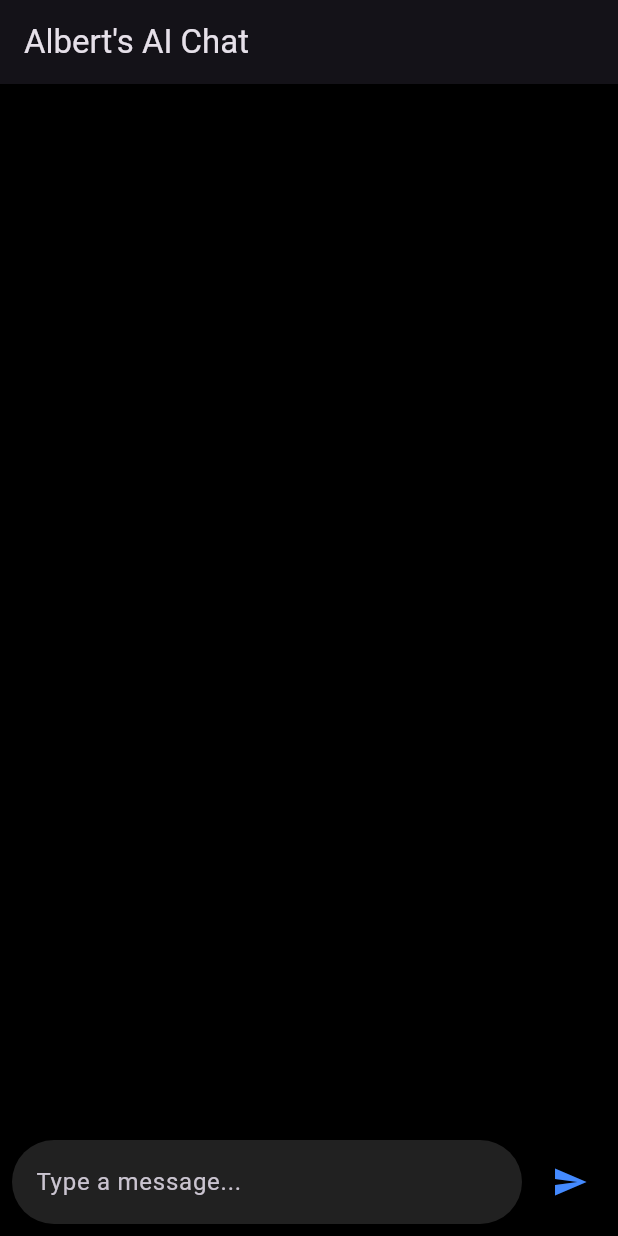
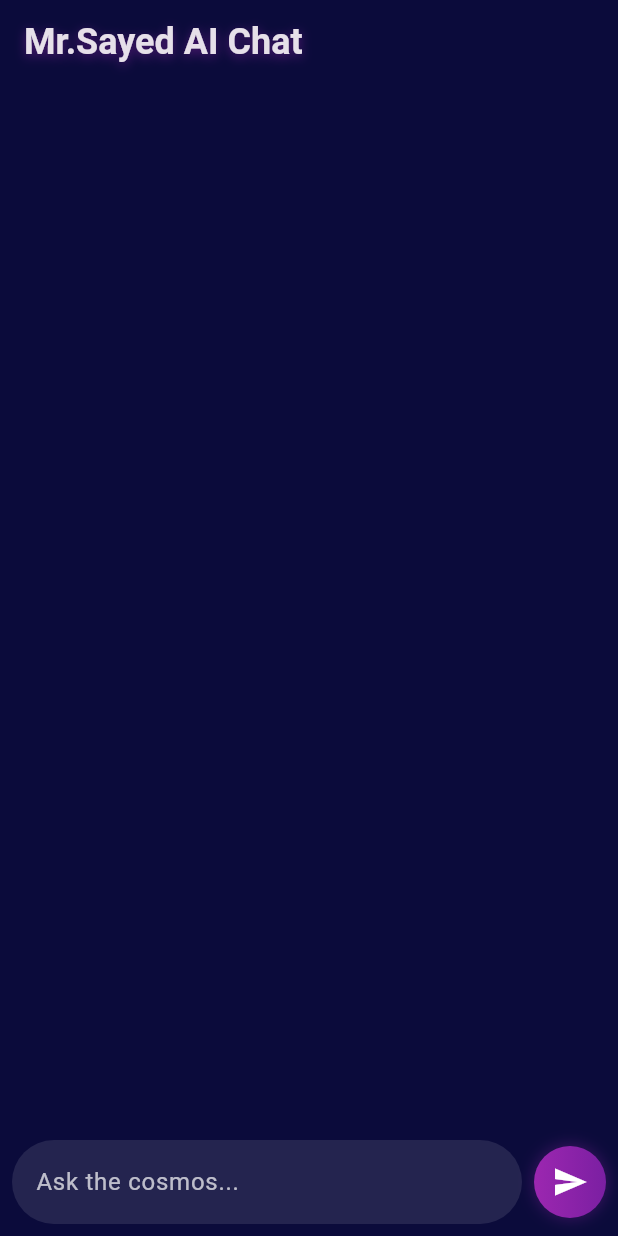
Before and after one commit to albert429/AI-Chatbot, a Flutter app: the screen it shows after launch, on a phone screen of 412 x 824 dp. Run offline on Flutter 3.47's test engine with Material 3 defaults, Android fonts, the phone set to English and light mode, and no system bars.

Commit message:
Initial commit: Cosmic AI Chat

```diff
--- a/lib/main.dart
+++ b/lib/main.dart
@@ -35,15 +35,38 @@ class _MyAppState extends State<MyApp> {
   }
 
   @override
+  void dispose() {
+    _controller.dispose();
+    super.dispose();
+  }
+
+  @override
   Widget build(BuildContext context) {
     return MaterialApp(
       debugShowCheckedModeBanner: false,
       theme: ThemeData.dark().copyWith(
-        scaffoldBackgroundColor: Colors.black,
-        primaryColor: Colors.blueAccent,
+        scaffoldBackgroundColor: Color(0xFF0B0B3B),
+        primaryColor: Color(0xFF9C27B0),
       ),
       home: Scaffold(
-        appBar: AppBar(title: Text("Albert's AI Chat")),
+        appBar: AppBar(
+          title: Text(
+            "Mr.Sayed AI Chat",
+            style: TextStyle(
+              fontSize: 24,
+              fontWeight: FontWeight.bold,
+              shadows: [
+                Shadow(
+                  blurRadius: 8.0,
+                  color: Colors.purple.withOpacity(0.5),
+                  offset: Offset(0, 2),
+                ),
+              ],
+            ),
+          ),
+          backgroundColor: Colors.transparent,
+          elevation: 0,
+        ),
         body: Column(
           children: [
             Expanded(
@@ -61,8 +84,20 @@ class _MyAppState extends State<MyApp> {
                       margin: EdgeInsets.symmetric(vertical: 4),
                       padding: EdgeInsets.all(12),
                       decoration: BoxDecoration(
-                        color: isUser ? Colors.blueAccent : Colors.grey[800],
-                        borderRadius: BorderRadius.circular(12),
+                        gradient: LinearGradient(
+                          colors: isUser
+                              ? [Color(0xFF9C27B0), Color(0xFF7B1FA2)]
+                              : [Color(0xFF1A237E), Color(0xFF3949AB)],
+                        ),
+                        borderRadius: BorderRadius.circular(16),
+                        boxShadow: [
+                          BoxShadow(
+                            color: (isUser ? Colors.purple : Colors.blue)
+                                .withOpacity(0.2),
+                            blurRadius: 8,
+                            spreadRadius: 1,
+                          ),
+                        ],
                       ),
                       child: Text(
                         message["text"]!,
@@ -86,9 +121,10 @@ class _MyAppState extends State<MyApp> {
                     child: TextField(
                       controller: _controller,
                       decoration: InputDecoration(
-                        hintText: "Type a message...",
+                        hintText: "Ask the cosmos...",
+                        hintStyle: TextStyle(color: Colors.white70),
                         filled: true,
-                        fillColor: Colors.grey[900],
+                        fillColor: Colors.white.withOpacity(0.1),
                         border: OutlineInputBorder(
                           borderRadius: BorderRadius.circular(30),
                           borderSide: BorderSide.none,
@@ -97,9 +133,24 @@ class _MyAppState extends State<MyApp> {
                     ),
                   ),
                   SizedBox(width: 8),
-                  IconButton(
-                    icon: Icon(Icons.send, color: Colors.blueAccent),
-                    onPressed: _getGeminiResponse,
+                  Container(
+                    decoration: BoxDecoration(
+                      gradient: LinearGradient(
+                        colors: [Color(0xFF9C27B0), Color(0xFF7B1FA2)],
+                      ),
+                      shape: BoxShape.circle,
+                      boxShadow: [
+                        BoxShadow(
+                          color: Colors.purple.withOpacity(0.3),
+                          blurRadius: 8,
+                          spreadRadius: 1,
+                        ),
+                      ],
+                    ),
+                    child: IconButton(
+                      icon: Icon(Icons.send, color: Colors.white),
+                      onPressed: _getGeminiResponse,
+                    ),
                   ),
                 ],
               ),
```
Also changed, not shown: lib/gemini_service.dart (+55 -22 lines), pubspec.yaml (+6 -16 lines), pubspec.lock, 133 other files.
